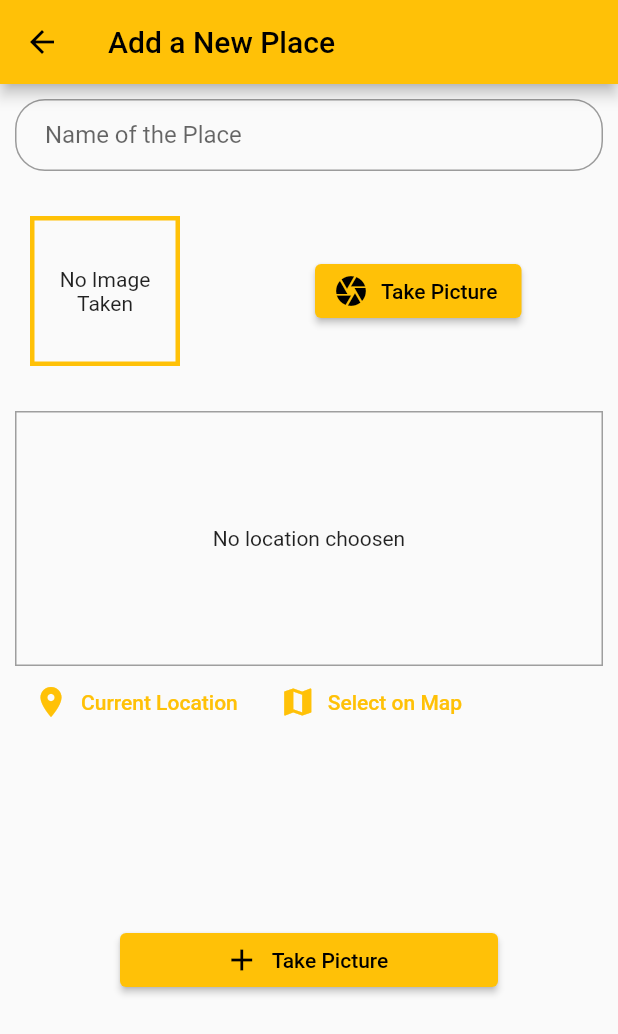
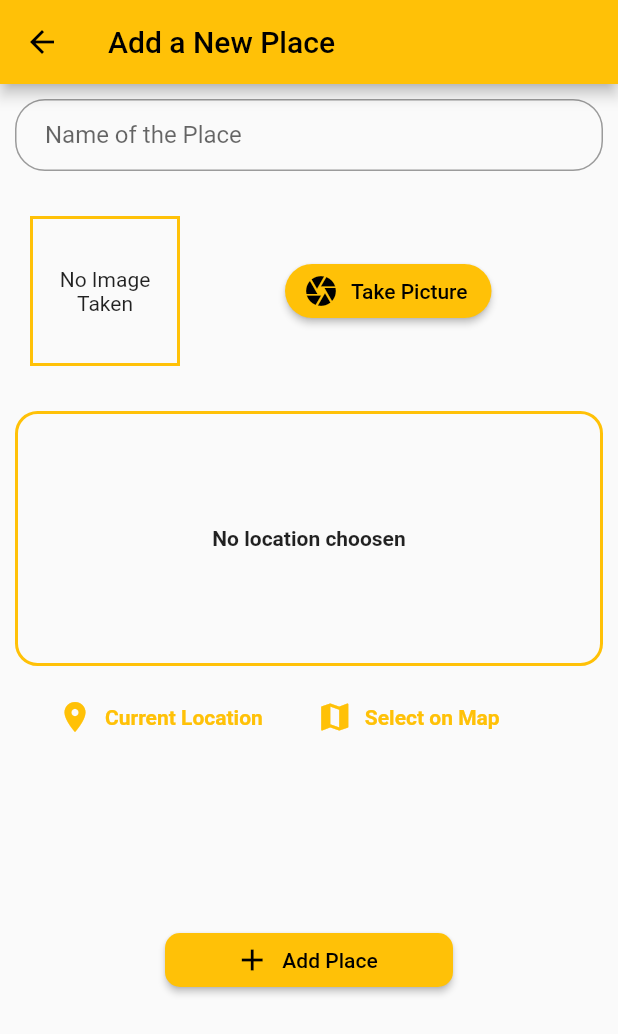
Before and after one commit to sameer2002ms/favourite-place, a Flutter app: the AddPlaceScreen screen opened by its route, on a phone screen of 412 x 824 dp. Shown: the top 1034 px of the screen. Run offline on Flutter 3.47's test engine with Material 2 defaults, Android fonts, the phone set to English and light mode, and no system bars; our stand-ins replace google_maps_flutter, image_picker, location, sqflite; accounts and stored records are empty.

Commit message:
half commit

```diff
--- a/lib/Widgets/image_input.dart
+++ b/lib/Widgets/image_input.dart
@@ -39,18 +39,16 @@ class _ImageInputState extends State<ImageInput> {
     return Row(
       children: <Widget>[
         Padding(
-          padding: const EdgeInsets.fromLTRB(10,0,0,0),
+          padding: const EdgeInsets.fromLTRB(10, 0, 0, 0),
           child: Container(
             width: 100,
             height: 100,
-            decoration:
-                BoxDecoration(
-                    border: Border.all(width: 3, color: Colors.amber)
-                ),
+            decoration: BoxDecoration(
+                border: Border.all(width: 2, color: Colors.amber,)),
             child: _storedImage != null
                 ? Image.file(
                     _storedImage!,
-                    fit: BoxFit.cover,
+                    fit: BoxFit.fill,
                     width: double.infinity,
                   )
                 : Text(
@@ -64,8 +62,11 @@ class _ImageInputState extends State<ImageInput> {
           width: 10,
         ),
         Padding(
-          padding: const EdgeInsets.fromLTRB(80,0,0,0),
+          padding: const EdgeInsets.fromLTRB(60, 0, 0, 0),
           child: ElevatedButton.icon(
+              style: ButtonStyle(
+                  shape: MaterialStateProperty.all(RoundedRectangleBorder(
+                      borderRadius: BorderRadius.circular(20)))),
               icon: Icon(Icons.camera),
               label: Text('Take Picture'),
               onPressed: _takePicture),
--- a/lib/Widgets/location_input.dart
+++ b/lib/Widgets/location_input.dart
@@ -66,11 +66,13 @@ class _LocationInputState extends State<LocationInput> {
           width: double.infinity,
           alignment: Alignment.center,
           decoration: BoxDecoration(
-            border: Border.all(width: 1, color: Colors.grey),
-          ),
+              shape: BoxShape.rectangle,
+              border: Border.all(width: 2, color: Colors.amber),
+              borderRadius: BorderRadius.circular(15)),
           child: _prewImageUrl == null
               ? Text(
                   'No location choosen',
+                  style: TextStyle(fontWeight: FontWeight.bold),
                   textAlign: TextAlign.center,
                 )
               : Image.network(
@@ -81,20 +83,30 @@ class _LocationInputState extends State<LocationInput> {
         ),
         Row(
           children: <Widget>[
-            FlatButton.icon(
+            //buttons
+            Padding(
+              padding: const EdgeInsets.fromLTRB(20, 10, 10, 0),
+              child: TextButton.icon(
+                  icon: Icon(
+                    Icons.location_on,
+                  ),
+                  label: Text(
+                    style: TextStyle(fontWeight: FontWeight.bold),
+                    'Current Location',
+                  ),
+                  onPressed: _getCurrentUserlocation),
+            ),
+            Padding(
+              padding: const EdgeInsets.fromLTRB(10, 10, 0, 0),
+              child: TextButton.icon(
                 icon: Icon(
-                  Icons.location_on,
+                  Icons.map,
                 ),
-                label: Text('Current Location'),
-                textColor: Theme.of(context).primaryColor,
-                onPressed: _getCurrentUserlocation),
-            FlatButton.icon(
-              icon: Icon(
-                Icons.map,
+                label: Text(
+                    style: TextStyle(fontWeight: FontWeight.bold),
+                    'Select on Map'),
+                onPressed: _selectOnMap,
               ),
-              label: Text('Select on Map'),
-              textColor: Theme.of(context).primaryColor,
-              onPressed: _selectOnMap,
             ),
           ],
         )
--- a/lib/screens/add_places_screen.dart
+++ b/lib/screens/add_places_screen.dart
@@ -61,7 +61,8 @@ class _AddPlaceScreenState extends State<AddPlaceScreen> {
                       decoration: InputDecoration(
                           labelText: 'Name of the Place',
                           border: OutlineInputBorder(
-                              borderRadius: BorderRadius.circular(20)),
+                              borderRadius: BorderRadius.circular(20,
+                              )),
                           contentPadding: EdgeInsets.fromLTRB(20, 0, 0, 0)),
                       controller: _titlecontroller,
                     ),
@@ -78,26 +79,16 @@ class _AddPlaceScreenState extends State<AddPlaceScreen> {
               ),
             ),
           ),
-
           Padding(
-            padding: const EdgeInsets.fromLTRB(80,0,80,160),
+            padding: const EdgeInsets.fromLTRB(110, 0, 110, 160),
             child: ElevatedButton.icon(
-              style: ButtonStyle(
-
-              ),
+                style: ButtonStyle(
+                    shape: MaterialStateProperty.all(RoundedRectangleBorder(
+                        borderRadius: BorderRadius.circular(10)))),
                 icon: Icon(Icons.add),
-                label: Text('Take Picture'),
+                label: Text('Add Place'),
                 onPressed: _savePlace),
           )
-
-          // RaisedButton.icon(
-          //   elevation: 0,
-          //   materialTapTargetSize: MaterialTapTargetSize.shrinkWrap,
-          //   color: Theme.of(context).accentColor,
-          //   onPressed: _savePlace,
-          //   icon: Icon(Icons.add),
-          //   label: Text('Add Place'),
-          // ),
         ],
       ),
     );
```
